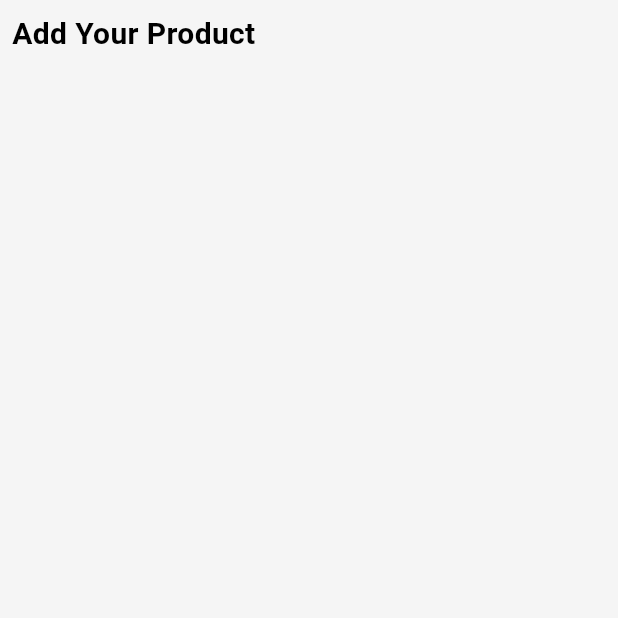
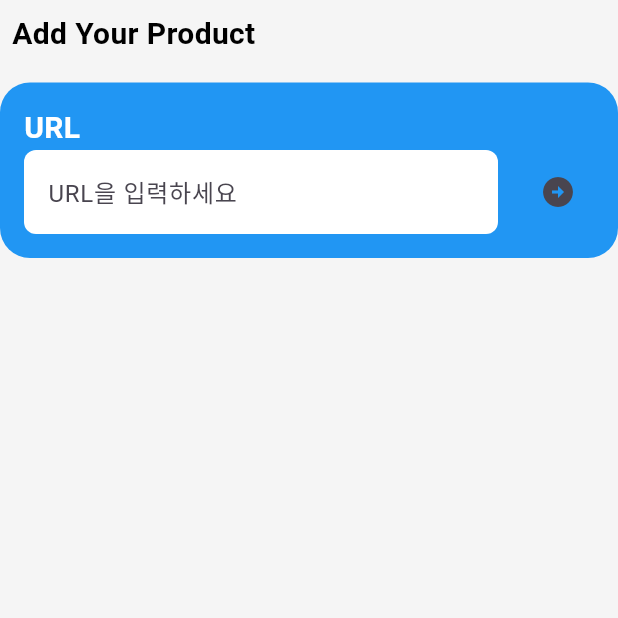
Before and after one commit to GGONGDON/Elecgotchi_Frontend, a Flutter app: the AddPage screen opened directly, on a phone screen of 412 x 824 dp, the top half of it. Run offline on Flutter 3.47's test engine with Material 3 defaults, Android fonts, the phone set to English and light mode, and no system bars; our stand-ins replace curved_navigation_bar.

Commit message:
feat: 2_add_page.dart 코드 생성

```diff
--- a/lib/screens/2_add_page.dart
+++ b/lib/screens/2_add_page.dart
@@ -1,4 +1,8 @@
+import 'dart:ui';
+
+import 'package:flutter/cupertino.dart';
 import 'package:flutter/material.dart';
+import 'package:flutter/widgets.dart';
 
 // 2.1 제품 등록 페이지
 class AddPage extends StatefulWidget {
@@ -11,6 +15,8 @@ class AddPage extends StatefulWidget {
 class AddState extends State<AddPage> {
   @override
   Widget build(BuildContext context) {
+    double screenWidth = MediaQuery.of(context).size.width;
+
     return Scaffold(
       // 전체화면 색상
       backgroundColor: Color(0xFFF5F5F5),
@@ -29,7 +35,71 @@ class AddState extends State<AddPage> {
                   fontWeight: FontWeight.w600,
                 ),
               ),
-            )
+            ),
+            /**
+             * URL 입력란
+             */
+            SizedBox(height: 10.0,),
+            Container(
+              padding: const EdgeInsets.all(16.0),
+              width: screenWidth,
+              decoration: BoxDecoration(
+                color: Colors.blue,
+                borderRadius: BorderRadius.circular(20.0),
+              ),
+              child: Column(
+                crossAxisAlignment: CrossAxisAlignment.start,
+                children: <Widget>[
+                  const Text("URL",
+                  style: TextStyle(
+                    fontSize: 20,
+                    fontWeight: FontWeight.w700,
+                    color: Colors.white,
+                  ),),
+                  Row(
+                    children: <Widget>[
+                      Expanded(
+                        child: Container(
+                          decoration: BoxDecoration(
+                            color: const Color(0xFFFFFFFF),
+                            borderRadius: BorderRadius.circular(8),
+                            // boxShadow: [
+                            //   BoxShadow(
+                            //     color: Colors.grey,
+                            //     offset: Offset(0, 10),
+                            //     blurRadius: 4.0,
+                            //
+                            //   ),
+                            //   BoxShadow(
+                            //       color: Colors.grey,
+                            //       offset: Offset(0, 10),
+                            //       blurRadius: 4.0
+                            //   ),
+                            // ]
+                          ),
+                          child: TextField(
+                            // controller: _textController,
+                            decoration: InputDecoration(
+                              labelText: 'URL을 입력하세요',
+                              border: OutlineInputBorder(
+                                borderRadius: BorderRadius.circular(10.0),
+                                borderSide: BorderSide.none,
+                              ),
+                            ),
+                          ),
+                        ),
+                      ),
+                      const SizedBox(width: 16.0),
+                      IconButton(
+                        // iconSize: ,
+                          icon: const Icon(Icons.arrow_circle_right),
+                          onPressed: () {print("onPressed!");},
+                      ),
+                    ],
+                  ),
+                ],
+              ),
+            ),
           ],
         ),
       ),
```
Also changed, not shown: pubspec.lock.
